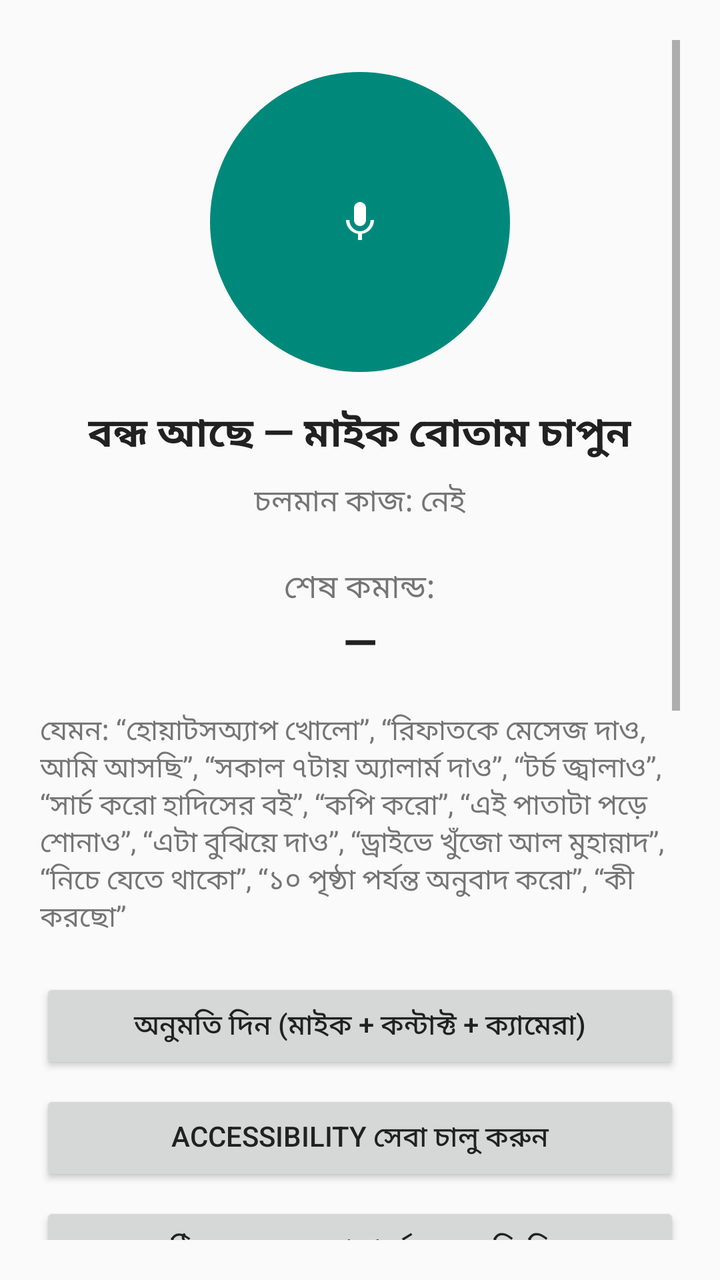
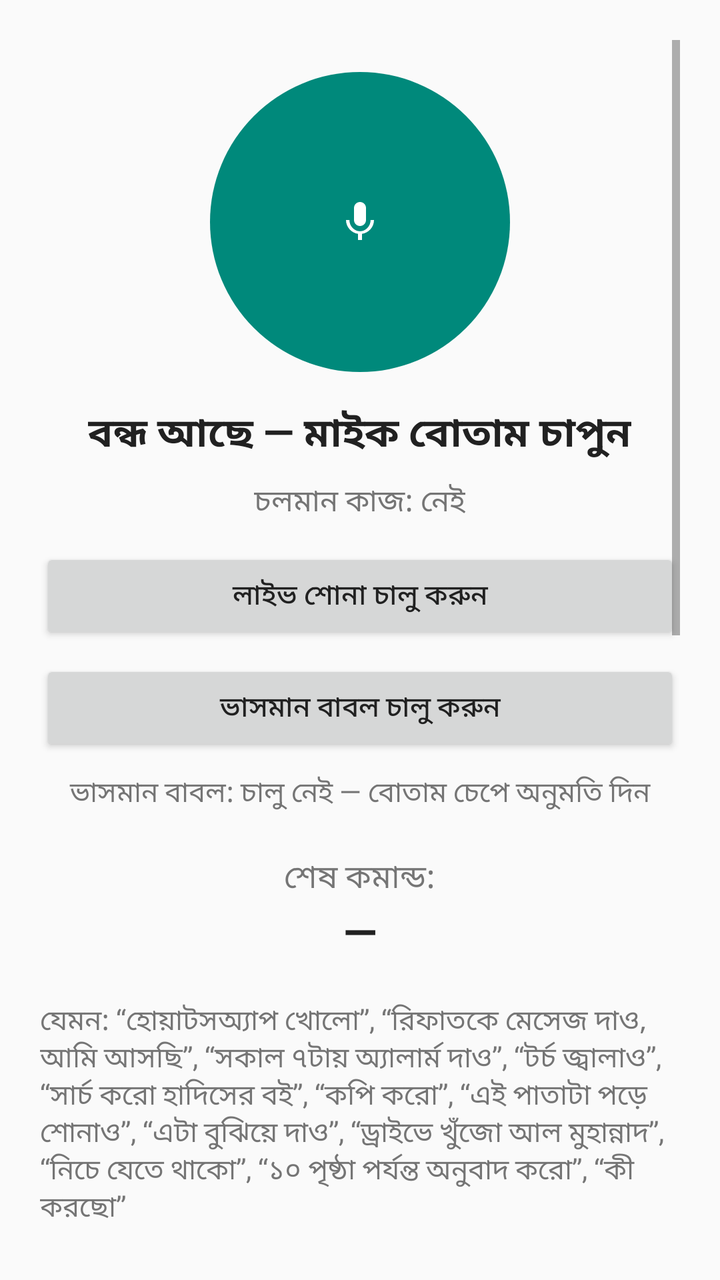

The first picture is an Android layout as it rendered before a commit; the second is the same layout after the commit. The layout source and the unified diff follow.
<!-- AndroidManifest.xml: application theme Theme.VoiceCommander -->
<!-- res/layout/activity_main.xml -->
<?xml version="1.0" encoding="utf-8"?>
<ScrollView xmlns:android="http://schemas.android.com/apk/res/android"
    android:layout_width="match_parent"
    android:layout_height="match_parent"
    android:padding="20dp">

    <LinearLayout
        android:layout_width="match_parent"
        android:layout_height="wrap_content"
        android:orientation="vertical"
        android:gravity="center_horizontal">

        
        <ImageButton
            android:id="@+id/btnMic"
            android:layout_width="150dp"
            android:layout_height="150dp"
            android:layout_marginTop="16dp"
            android:background="@drawable/circle_button"
            android:contentDescription="@string/title_listen"
            android:scaleType="centerInside"
            android:src="@drawable/ic_mic"
            android:tint="@color/white" />

        <TextView
            android:id="@+id/txtStatus"
            android:layout_width="wrap_content"
            android:layout_height="wrap_content"
            android:layout_marginTop="16dp"
            android:text="@string/status_idle"
            android:textColor="@color/dark_text"
            android:textSize="20sp"
            android:textStyle="bold" />

        
        <TextView
            android:id="@+id/txtTaskStatus"
            android:layout_width="wrap_content"
            android:layout_height="wrap_content"
            android:layout_marginTop="8dp"
            android:text="@string/task_status_none"
            android:textColor="@color/grey_text"
            android:textSize="15sp" />

        <TextView
            android:layout_width="wrap_content"
            android:layout_height="wrap_content"
            android:layout_marginTop="20dp"
            android:text="@string/last_command_label"
            android:textColor="@color/grey_text"
            android:textSize="16sp" />

        <TextView
            android:id="@+id/txtLastCommand"
            android:layout_width="match_parent"
            android:layout_height="wrap_content"
            android:gravity="center"
            android:text="@string/last_command_none"
            android:textColor="@color/dark_text"
            android:textSize="22sp"
            android:textStyle="bold" />

        <TextView
            android:layout_width="match_parent"
            android:layout_height="wrap_content"
            android:layout_marginTop="20dp"
            android:text="@string/hint_examples"
            android:textColor="@color/grey_text"
            android:textSize="14sp" />

        <Button
            android:id="@+id/btnPermissions"
            android:layout_width="match_parent"
            android:layout_height="wrap_content"
            android:layout_marginTop="20dp"
            android:text="@string/btn_permissions" />

        <Button
            android:id="@+id/btnAccessibility"
            android:layout_width="match_parent"
            android:layout_height="wrap_content"
            android:layout_marginTop="8dp"
            android:text="@string/btn_accessibility" />

        <Button
            android:id="@+id/btnExactAlarm"
            android:layout_width="match_parent"
            android:layout_height="wrap_content"
            android:layout_marginTop="8dp"
            android:text="@string/btn_exact_alarm" />

        <TextView
            android:id="@+id/txtExactAlarm"
            android:layout_width="match_parent"
            android:layout_height="wrap_content"
            android:layout_marginTop="8dp"
            android:gravity="center"
            android:text="@string/exact_alarm_off"
            android:textColor="@color/grey_text"
            android:textSize="14sp" />

        
        <TextView
            android:layout_width="match_parent"
            android:layout_height="wrap_content"
            android:layout_marginTop="20dp"
            android:text="@string/ai_key_label"
            android:textColor="@color/grey_text"
            android:textSize="16sp"
            android:textStyle="bold" />

        <EditText
            android:id="@+id/etApiKey"
            android:layout_width="match_parent"
            android:layout_height="wrap_content"
            android:layout_marginTop="6dp"
            android:hint="@string/ai_key_hint"
            android:inputType="textNoSuggestions"
            android:textColor="@color/dark_text"
            android:textSize="15sp" />

        <Button
            android:id="@+id/btnSaveApiKey"
            android:layout_width="match_parent"
            android:layout_height="wrap_content"
            android:layout_marginTop="8dp"
            android:text="@string/ai_key_save" />

        <TextView
            android:id="@+id/txtApiKeyStatus"
            android:layout_width="match_parent"
            android:layout_height="wrap_content"
            android:layout_marginTop="8dp"
            android:gravity="center"
            android:text="@string/ai_key_missing_status"
            android:textColor="@color/grey_text"
            android:textSize="14sp" />

        <TextView
            android:id="@+id/txtA11yStatus"
            android:layout_width="match_parent"
            android:layout_height="wrap_content"
            android:layout_marginTop="8dp"
            android:gravity="center"
            android:text="@string/a11y_off"
            android:textColor="@color/grey_text"
            android:textSize="14sp" />

        <TextView
            android:layout_width="match_parent"
            android:layout_height="wrap_content"
            android:layout_marginTop="20dp"
            android:text="@string/log_label"
            android:textColor="@color/grey_text"
            android:textSize="16sp"
            android:textStyle="bold" />

        <TextView
            android:id="@+id/txtLog"
            android:layout_width="match_parent"
            android:layout_height="wrap_content"
            android:layout_marginTop="6dp"
            android:background="@color/log_bg"
            android:minHeight="160dp"
            android:padding="12dp"
            android:text="@string/log_empty"
            android:textColor="@color/dark_text"
            android:textSize="15sp" />

    </LinearLayout>
</ScrollView>
<!-- resources referenced by this layout -->
<resources>
  <color name="dark_text">#212121</color>
  <color name="grey_text">#757575</color>
  <color name="log_bg">#F5F5F5</color>
  <color name="white">#FFFFFF</color>
  <!-- drawable circle_button (drawable) -->
  <?xml version="1.0" encoding="utf-8"?>
  <shape xmlns:android="http://schemas.android.com/apk/res/android"
      android:shape="oval">
      <solid android:color="@color/teal" />
  </shape>
  <!-- drawable ic_mic (drawable) -->
  <?xml version="1.0" encoding="utf-8"?>
  <vector xmlns:android="http://schemas.android.com/apk/res/android"
      android:width="24dp"
      android:height="24dp"
      android:viewportWidth="24"
      android:viewportHeight="24"
      android:tint="?attr/colorControlNormal">
      <path
          android:fillColor="#FF000000"
          android:pathData="M12,14c1.66,0 3,-1.34 3,-3V5c0,-1.66 -1.34,-3 -3,-3S9,3.34 9,5v6c0,1.66 1.34,3 3,3zM17.3,11c0,3.14 -2.54,5.64 -5.3,5.64S6.7,14.14 6.7,11H5c0,3.63 2.81,6.5 6,6.92V21h2v-3.08c3.19,-0.42 6,-3.29 6,-6.92h-1.7z" />
  </vector>
  <string name="a11y_off">Accessibility সেবা: চালু নেই — বোতাম চেপে সেটিংস থেকে চালু করুন</string>
  <string name="ai_key_hint">ফ্রি কী পাবেন aistudio.google.com থেকে — সেখানে “Get API key” চেপে কী তৈরি করে এখানে বসান</string>
  <string name="ai_key_label">এআই (Gemini) — ফ্রি কী</string>
  <string name="ai_key_missing_status">এআই কী দেওয়া নেই — “এটা বুঝিয়ে দাও” আর “কমেন্ট লিখে দাও” কাজ করবে না</string>
  <string name="ai_key_save">কী সংরক্ষণ করুন</string>
  <string name="btn_accessibility">Accessibility সেবা চালু করুন</string>
  <string name="btn_exact_alarm">সঠিক সময়ের অ্যালার্মের অনুমতি দিন</string>
  <string name="btn_permissions">অনুমতি দিন (মাইক + কন্টাক্ট + ক্যামেরা)</string>
  <string name="exact_alarm_off">সঠিক সময়ের অ্যালার্ম: অনুমতি দেওয়া নেই — বোতাম চেপে দিন</string>
  <string name="hint_examples">যেমন: “হোয়াটসঅ্যাপ খোলো”, “রিফাতকে মেসেজ দাও, আমি আসছি”, “সকাল ৭টায় অ্যালার্ম দাও”, “টর্চ জ্বালাও”, “সার্চ করো হাদিসের বই”, “কপি করো”, “এই পাতাটা পড়ে শোনাও”, “এটা বুঝিয়ে দাও”, “ড্রাইভে খুঁজো আল মুহান্নাদ”, “নিচে যেতে থাকো”, “১০ পৃষ্ঠা পর্যন্ত অনুবাদ করো”, “কী করছো”</string>
  <string name="last_command_label">শেষ কমান্ড:</string>
  <string name="last_command_none">—</string>
  <string name="log_empty">এখনো কোনো কমান্ড শোনা হয়নি।</string>
  <string name="log_label">কমান্ডের লগ</string>
  <string name="status_idle">বন্ধ আছে — মাইক বোতাম চাপুন</string>
  <string name="task_status_none">চলমান কাজ: নেই</string>
  <string name="title_listen">শুনতে শুরু করুন</string>
  <style name="Theme.VoiceCommander" parent="Theme.AppCompat.DayNight.DarkActionBar">
          <item name="colorPrimary">@color/teal</item>
          <item name="colorPrimaryDark">@color/teal_dark</item>
          <item name="colorAccent">@color/amber</item>
          <item name="android:textColorPrimary">@color/dark_text</item>
      </style>
  <color name="teal">#00897B</color>
  <color name="teal_dark">#00695C</color>
  <color name="amber">#FFB300</color>
</resources>

<!-- the commit's change to res/layout/activity_main.xml (unified diff, before → after) -->
@@ -41,6 +41,32 @@
             android:text="@string/task_status_none"
             android:textColor="@color/grey_text"
             android:textSize="15sp" />
+
+        
+        <Button
+            android:id="@+id/btnLive"
+            android:layout_width="match_parent"
+            android:layout_height="wrap_content"
+            android:layout_marginTop="12dp"
+            android:text="@string/btn_live" />
+
+        
+        <Button
+            android:id="@+id/btnBubble"
+            android:layout_width="match_parent"
+            android:layout_height="wrap_content"
+            android:layout_marginTop="8dp"
+            android:text="@string/btn_bubble" />
+
+        <TextView
+            android:id="@+id/txtBubbleStatus"
+            android:layout_width="match_parent"
+            android:layout_height="wrap_content"
+            android:layout_marginTop="8dp"
+            android:gravity="center"
+            android:text="@string/bubble_off"
+            android:textColor="@color/grey_text"
+            android:textSize="14sp" />
 
         <TextView
             android:layout_width="wrap_content"
<!-- resource entries referenced after the edit -->
@@ -28,8 +28,11 @@
   <string name="ai_key_missing_status">এআই কী দেওয়া নেই — “এটা বুঝিয়ে দাও” আর “কমেন্ট লিখে দাও” কাজ করবে না</string>
   <string name="ai_key_save">কী সংরক্ষণ করুন</string>
   <string name="btn_accessibility">Accessibility সেবা চালু করুন</string>
+  <string name="btn_bubble">ভাসমান বাবল চালু করুন</string>
   <string name="btn_exact_alarm">সঠিক সময়ের অ্যালার্মের অনুমতি দিন</string>
+  <string name="btn_live">লাইভ শোনা চালু করুন</string>
   <string name="btn_permissions">অনুমতি দিন (মাইক + কন্টাক্ট + ক্যামেরা)</string>
+  <string name="bubble_off">ভাসমান বাবল: চালু নেই — বোতাম চেপে অনুমতি দিন</string>
   <string name="exact_alarm_off">সঠিক সময়ের অ্যালার্ম: অনুমতি দেওয়া নেই — বোতাম চেপে দিন</string>
   <string name="hint_examples">যেমন: “হোয়াটসঅ্যাপ খোলো”, “রিফাতকে মেসেজ দাও, আমি আসছি”, “সকাল ৭টায় অ্যালার্ম দাও”, “টর্চ জ্বালাও”, “সার্চ করো হাদিসের বই”, “কপি করো”, “এই পাতাটা পড়ে শোনাও”, “এটা বুঝিয়ে দাও”, “ড্রাইভে খুঁজো আল মুহান্নাদ”, “নিচে যেতে থাকো”, “১০ পৃষ্ঠা পর্যন্ত অনুবাদ করো”, “কী করছো”</string>
   <string name="last_command_label">শেষ কমান্ড:</string>
